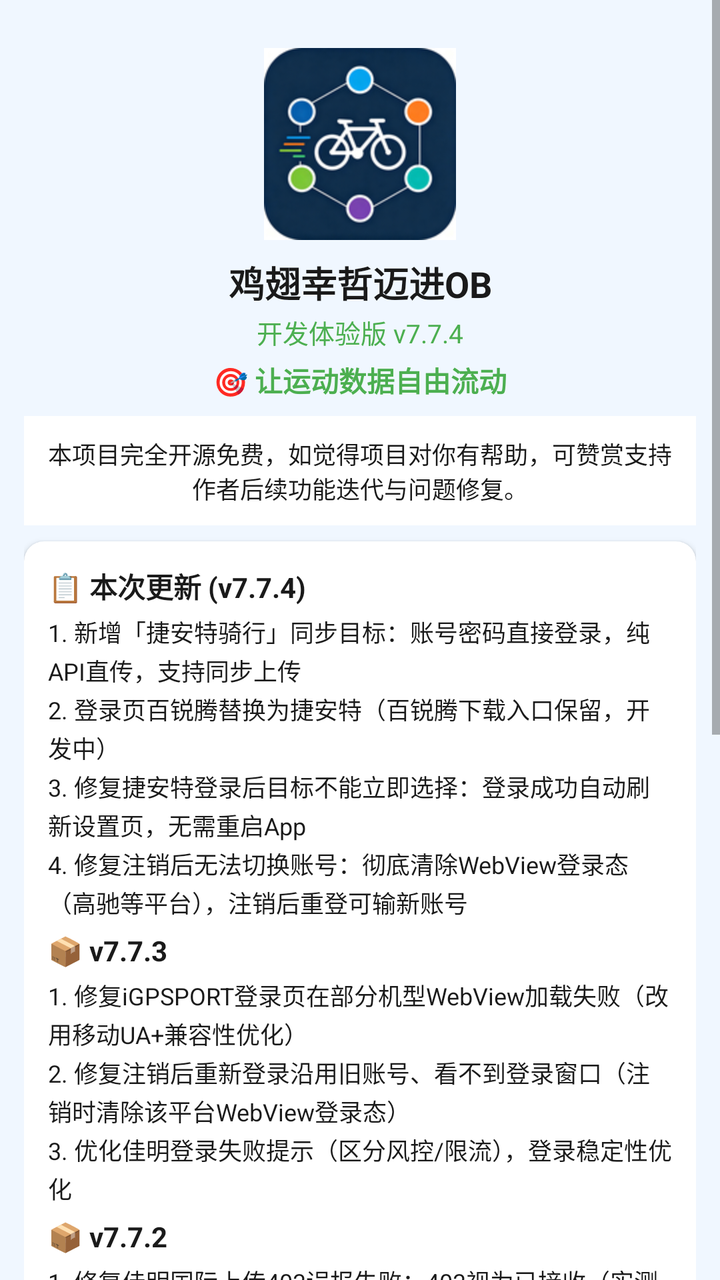
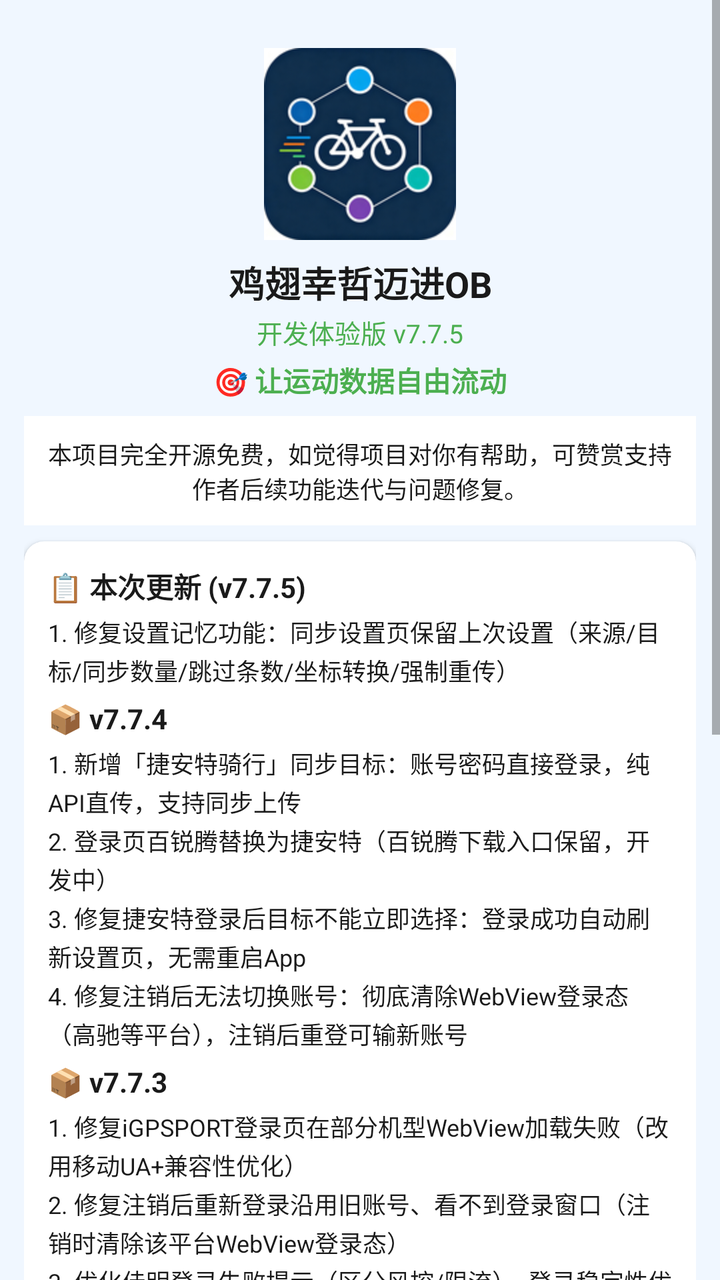

An Android layout rendered at two revisions. The XML below is the earlier revision; the diff shows what the commit changed to produce the second picture.
<!-- AndroidManifest.xml: application theme Theme.JichiOB -->
<!-- res/layout/fragment_about.xml -->
<?xml version="1.0" encoding="utf-8"?>
<ScrollView xmlns:android="http://schemas.android.com/apk/res/android"
    xmlns:app="http://schemas.android.com/apk/res-auto"
    android:layout_width="match_parent"
    android:layout_height="match_parent"
    android:background="@color/bg_light"
    android:fillViewport="true">

    <LinearLayout
        android:layout_width="match_parent"
        android:layout_height="wrap_content"
        android:orientation="vertical"
        android:padding="12dp">

        
        <ImageView
            android:layout_width="96dp"
            android:layout_height="96dp"
            android:layout_gravity="center_horizontal"
            android:layout_marginTop="12dp"
            android:src="@mipmap/ic_launcher"
            android:contentDescription="logo" />

        
        <TextView
            android:layout_width="match_parent"
            android:layout_height="wrap_content"
            android:layout_marginTop="8dp"
            android:gravity="center"
            android:text="鸡翅幸哲迈进OB"
            android:textColor="@color/text_primary"
            android:textSize="18sp"
            android:textStyle="bold" />
        <TextView
            android:layout_width="match_parent"
            android:layout_height="wrap_content"
            android:gravity="center"
            android:layout_marginTop="2dp"
            android:text="开发体验版 v7.7.4"
            android:textColor="@color/green"
            android:textSize="13sp" />
        <TextView
            android:layout_width="match_parent"
            android:layout_height="wrap_content"
            android:gravity="center"
            android:layout_marginTop="4dp"
            android:text="🎯 让运动数据自由流动"
            android:textColor="@color/green"
            android:textSize="14sp"
            android:textStyle="bold" />

        
        <TextView
            android:layout_width="match_parent"
            android:layout_height="wrap_content"
            android:layout_marginTop="8dp"
            android:padding="10dp"
            android:background="#FFFFFF"
            android:gravity="center"
            android:text="本项目完全开源免费，如觉得项目对你有帮助，可赞赏支持作者后续功能迭代与问题修复。"
            android:textColor="@color/text_primary"
            android:textSize="12sp" />

        
        <com.google.android.material.card.MaterialCardView
            android:layout_width="match_parent"
            android:layout_height="wrap_content"
            android:layout_marginTop="8dp"
            android:layout_marginBottom="6dp"
            app:cardCornerRadius="10dp"
            app:cardElevation="2dp">
            <LinearLayout android:layout_width="match_parent" android:layout_height="wrap_content" android:orientation="vertical" android:padding="12dp">
                <TextView android:layout_width="wrap_content" android:layout_height="wrap_content" android:text="📋 本次更新 (v7.7.4)" android:textSize="14sp" android:textStyle="bold" android:textColor="@color/text_primary" />
                <TextView android:layout_width="match_parent" android:layout_height="wrap_content" android:layout_marginTop="4dp" android:text="1. 新增「捷安特骑行」同步目标：账号密码直接登录，纯API直传，支持同步上传\n2. 登录页百锐腾替换为捷安特（百锐腾下载入口保留，开发中）\n3. 修复捷安特登录后目标不能立即选择：登录成功自动刷新设置页，无需重启App\n4. 修复注销后无法切换账号：彻底清除WebView登录态（高驰等平台），注销后重登可输新账号" android:textSize="12sp" android:textColor="@color/text_primary" android:lineSpacingExtra="2dp" />
                <TextView android:layout_width="wrap_content" android:layout_height="wrap_content" android:layout_marginTop="6dp" android:text="📦 v7.7.3" android:textSize="14sp" android:textStyle="bold" android:textColor="@color/text_primary" />
                <TextView android:layout_width="match_parent" android:layout_height="wrap_content" android:layout_marginTop="4dp" android:text="1. 修复iGPSPORT登录页在部分机型WebView加载失败（改用移动UA+兼容性优化）\n2. 修复注销后重新登录沿用旧账号、看不到登录窗口（注销时清除该平台WebView登录态）\n3. 优化佳明登录失败提示（区分风控/限流），登录稳定性优化" android:textSize="12sp" android:textColor="@color/text_primary" android:lineSpacingExtra="2dp" />
                <TextView android:layout_width="wrap_content" android:layout_height="wrap_content" android:layout_marginTop="6dp" android:text="📦 v7.7.2" android:textSize="14sp" android:textStyle="bold" android:textColor="@color/text_primary" />
                <TextView android:layout_width="match_parent" android:layout_height="wrap_content" android:layout_marginTop="4dp" android:text="1. 修复佳明国际上传403误报失败：403视为已接收（实测确认已入库），自动校验佳明列表确认，不再误报失败" android:textSize="12sp" android:textColor="@color/text_primary" android:lineSpacingExtra="2dp" />
            </LinearLayout>
        </com.google.android.material.card.MaterialCardView>

        
        <TextView android:id="@+id/tvClubLink" android:layout_width="match_parent" android:layout_height="wrap_content" android:gravity="center" android:text="鸡翅幸哲迈进OB同步工具:开发者俱乐部" android:textColor="@color/text_primary" android:textSize="11sp" android:padding="2dp" />
        <TextView android:id="@+id/tvUpdateLink" android:layout_width="match_parent" android:layout_height="wrap_content" android:gravity="center" android:text="➠更新地址鸡翅幸哲迈进OB（开发体验版） 开发版:Github项目" android:textColor="@color/text_primary" android:textSize="11sp" android:padding="2dp" />

        
        <TextView android:layout_width="match_parent" android:layout_height="wrap_content" android:gravity="center" android:layout_marginTop="4dp" android:text="🙏 鸣谢" android:textColor="@color/text_primary" android:textSize="11sp" android:textStyle="bold" android:padding="2dp" />
        <TextView android:layout_width="match_parent" android:layout_height="wrap_content" android:gravity="center" android:text="感谢iGPSPORT、迈金、黑鸟单车、百锐腾、行者、高驰、佳明、Wahoo、Outbase为运动用户提供的数据记录与存储服务" android:textColor="@color/text_secondary" android:textSize="9sp" android:padding="1dp" />
        <TextView android:layout_width="match_parent" android:layout_height="wrap_content" android:gravity="center" android:text="感谢以下人员(均为骑行爱称)为软件测试提供的帮助：素甲粉、青岛AUV阿哲、清茶、萧、洪斌大哥、鸽子王腰果、rockozhao、胶州一哥大沽河河长赵铁柱、海参、兰兰大王、。、初夏飞雪bab、心急吃不了热豆付、青山依旧张指导、阿泽阿" android:textColor="@color/text_secondary" android:textSize="9sp" android:padding="1dp" />
        <TextView android:layout_width="match_parent" android:layout_height="wrap_content" android:gravity="center" android:text="鸣谢青岛AUV俱乐部" android:textColor="@color/text_secondary" android:textSize="9sp" android:padding="1dp" android:layout_marginBottom="4dp" />
        <TextView android:layout_width="match_parent" android:layout_height="wrap_content" android:gravity="center" android:text="如有问题，欢迎加入Outbase俱乐部跟主理人反馈。开发者:多吃两口" android:textColor="@color/text_secondary" android:textSize="10sp" android:padding="2dp" android:layout_marginBottom="8dp" />

        
        <TextView
            android:layout_width="match_parent"
            android:layout_height="wrap_content"
            android:gravity="center"
            android:layout_marginTop="4dp"
            android:text="💰 赞赏支持"
            android:textColor="@color/text_primary"
            android:textSize="14sp"
            android:textStyle="bold" />
        <LinearLayout
            android:layout_width="match_parent"
            android:layout_height="wrap_content"
            android:layout_marginTop="4dp"
            android:orientation="horizontal"
            android:gravity="center">
            <LinearLayout android:layout_width="0dp" android:layout_height="wrap_content" android:layout_weight="1" android:orientation="vertical" android:gravity="center" android:padding="4dp">
                <ImageView android:layout_width="150dp" android:layout_height="150dp" android:src="@drawable/reward_wechat" android:contentDescription="微信赞赏码" android:adjustViewBounds="true" />
                <TextView android:layout_width="wrap_content" android:layout_height="wrap_content" android:text="微信赞赏码" android:textSize="11sp" android:textColor="@color/text_secondary" android:layout_marginTop="2dp" />
            </LinearLayout>
            <LinearLayout android:layout_width="0dp" android:layout_height="wrap_content" android:layout_weight="1" android:orientation="vertical" android:gravity="center" android:padding="4dp">
                <ImageView android:layout_width="130dp" android:layout_height="wrap_content" android:src="@drawable/reward_alipay" android:contentDescription="支付宝收款码" android:adjustViewBounds="true" />
                <TextView android:layout_width="wrap_content" android:layout_height="wrap_content" android:text="支付宝收款码" android:textSize="11sp" android:textColor="@color/text_secondary" android:layout_marginTop="2dp" />
            </LinearLayout>
        </LinearLayout>
        <TextView
            android:layout_width="match_parent"
            android:layout_height="wrap_content"
            android:gravity="center"
            android:layout_marginTop="6dp"
            android:layout_marginBottom="12dp"
            android:text="本项目完全开源免费，您的赞赏将支持后续功能迭代与问题修复"
            android:textColor="@color/text_secondary"
            android:textSize="10sp" />
    </LinearLayout>
</ScrollView>
<!-- resources referenced by this layout -->
<resources>
  <color name="bg_light">#F0F7FF</color>
  <color name="green">#4CAF50</color>
  <color name="text_primary">#1A1A1A</color>
  <color name="text_secondary">#999999</color>
  <!-- drawable reward_alipay: png bitmap (drawable-nodpi, 139308 bytes) -->
  <!-- drawable reward_wechat: png bitmap (drawable-nodpi, 241727 bytes) -->
  <!-- mipmap ic_launcher: png bitmap (mipmap-hdpi, 9102 bytes) -->
  <style name="Theme.JichiOB" parent="Theme.MaterialComponents.Light.NoActionBar">
          <item name="colorPrimary">@color/primary</item>
          <item name="colorPrimaryDark">@color/primary_dark</item>
          <item name="colorAccent">@color/primary</item>
          <item name="android:statusBarColor">@color/splash_end</item>
          <item name="android:windowBackground">@color/bg_light</item>
      </style>
  <color name="primary">#1989FA</color>
  <color name="primary_dark">#0D6ED8</color>
  <color name="splash_end">#4DAAFF</color>
</resources>

<!-- the commit's change to res/layout/fragment_about.xml (unified diff, before → after) -->
@@ -36,7 +36,7 @@
             android:layout_height="wrap_content"
             android:gravity="center"
             android:layout_marginTop="2dp"
-            android:text="开发体验版 v7.7.4"
+            android:text="开发体验版 v7.7.5"
             android:textColor="@color/green"
             android:textSize="13sp" />
         <TextView
@@ -70,12 +70,12 @@
             app:cardCornerRadius="10dp"
             app:cardElevation="2dp">
             <LinearLayout android:layout_width="match_parent" android:layout_height="wrap_content" android:orientation="vertical" android:padding="12dp">
-                <TextView android:layout_width="wrap_content" android:layout_height="wrap_content" android:text="📋 本次更新 (v7.7.4)" android:textSize="14sp" android:textStyle="bold" android:textColor="@color/text_primary" />
+                <TextView android:layout_width="wrap_content" android:layout_height="wrap_content" android:text="📋 本次更新 (v7.7.5)" android:textSize="14sp" android:textStyle="bold" android:textColor="@color/text_primary" />
+                <TextView android:layout_width="match_parent" android:layout_height="wrap_content" android:layout_marginTop="4dp" android:text="1. 修复设置记忆功能：同步设置页保留上次设置（来源/目标/同步数量/跳过条数/坐标转换/强制重传）" android:textSize="12sp" android:textColor="@color/text_primary" android:lineSpacingExtra="2dp" />
+                <TextView android:layout_width="wrap_content" android:layout_height="wrap_content" android:layout_marginTop="6dp" android:text="📦 v7.7.4" android:textSize="14sp" android:textStyle="bold" android:textColor="@color/text_primary" />
                 <TextView android:layout_width="match_parent" android:layout_height="wrap_content" android:layout_marginTop="4dp" android:text="1. 新增「捷安特骑行」同步目标：账号密码直接登录，纯API直传，支持同步上传\n2. 登录页百锐腾替换为捷安特（百锐腾下载入口保留，开发中）\n3. 修复捷安特登录后目标不能立即选择：登录成功自动刷新设置页，无需重启App\n4. 修复注销后无法切换账号：彻底清除WebView登录态（高驰等平台），注销后重登可输新账号" android:textSize="12sp" android:textColor="@color/text_primary" android:lineSpacingExtra="2dp" />
                 <TextView android:layout_width="wrap_content" android:layout_height="wrap_content" android:layout_marginTop="6dp" android:text="📦 v7.7.3" android:textSize="14sp" android:textStyle="bold" android:textColor="@color/text_primary" />
                 <TextView android:layout_width="match_parent" android:layout_height="wrap_content" android:layout_marginTop="4dp" android:text="1. 修复iGPSPORT登录页在部分机型WebView加载失败（改用移动UA+兼容性优化）\n2. 修复注销后重新登录沿用旧账号、看不到登录窗口（注销时清除该平台WebView登录态）\n3. 优化佳明登录失败提示（区分风控/限流），登录稳定性优化" android:textSize="12sp" android:textColor="@color/text_primary" android:lineSpacingExtra="2dp" />
-                <TextView android:layout_width="wrap_content" android:layout_height="wrap_content" android:layout_marginTop="6dp" android:text="📦 v7.7.2" android:textSize="14sp" android:textStyle="bold" android:textColor="@color/text_primary" />
-                <TextView android:layout_width="match_parent" android:layout_height="wrap_content" android:layout_marginTop="4dp" android:text="1. 修复佳明国际上传403误报失败：403视为已接收（实测确认已入库），自动校验佳明列表确认，不再误报失败" android:textSize="12sp" android:textColor="@color/text_primary" android:lineSpacingExtra="2dp" />
             </LinearLayout>
         </com.google.android.material.card.MaterialCardView>
 
